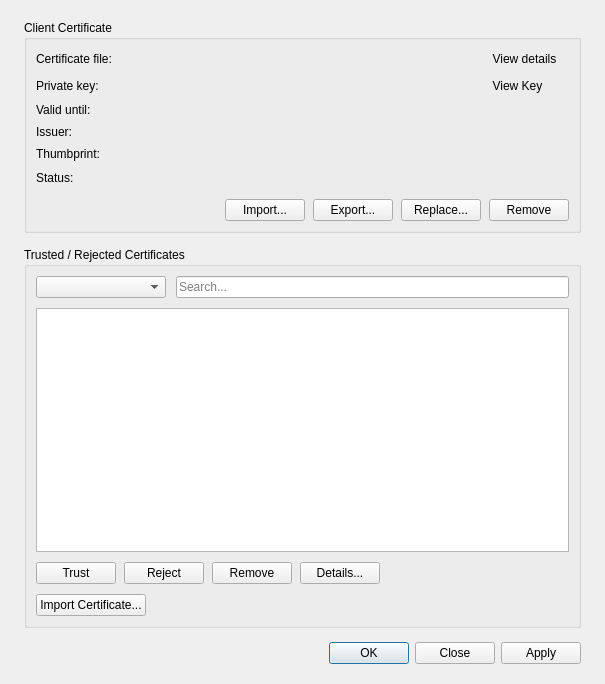
Qt form src/ui/dialogs/certificatesdialog.ui (sanny32/OpenUaExplorer) before a commit.
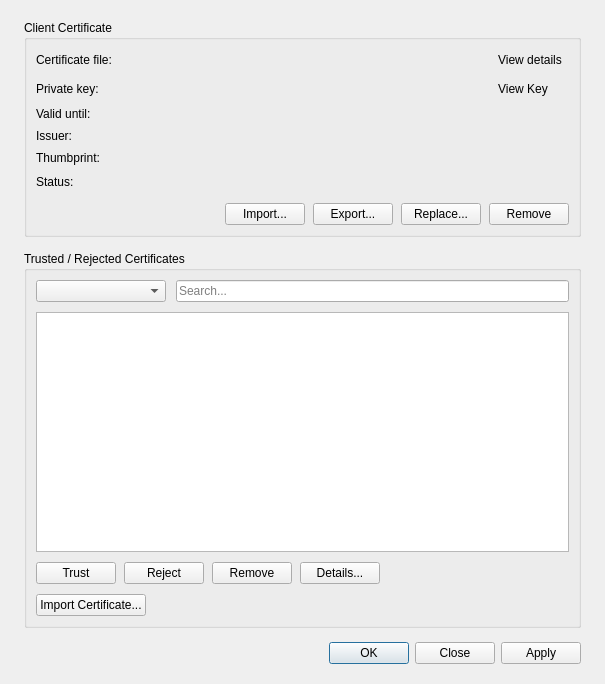
The same form after that commit. Custom widgets are drawn as their Qt base class.

Commit message: feat: Add link-style rendering to ThemedToolButton and update UI tests

Diff of the .ui file:
```diff
--- a/src/ui/dialogs/certificatesdialog.ui
+++ b/src/ui/dialogs/certificatesdialog.ui
@@ -65,17 +65,6 @@
         </item>
         <item row="0" column="2">
          <widget class="ThemedToolButton" name="viewCertificateButton">
-          <property name="styleSheet">
-           <string notr="true">QToolButton {
-    padding: 0px 7px;
-    border: 1px solid transparent;
-    border-radius: 3px;
-}
-QToolButton:hover:enabled {
-    background: palette(button);
-    border-color: palette(mid);
-}</string>
-          </property>
           <property name="text">
            <string>View details</string>
           </property>
@@ -115,17 +104,6 @@
         </item>
         <item row="1" column="2">
          <widget class="ThemedToolButton" name="viewKeyButton">
-          <property name="styleSheet">
-           <string notr="true">QToolButton {
-    padding: 0px 7px;
-    border: 1px solid transparent;
-    border-radius: 3px;
-}
-QToolButton:hover:enabled {
-    background: palette(button);
-    border-color: palette(mid);
-}</string>
-          </property>
           <property name="text">
            <string>View Key</string>
           </property>
```
Left out of the diff: 6 changed lines with no effect on the pictures. The commit also changes 4 other files.
